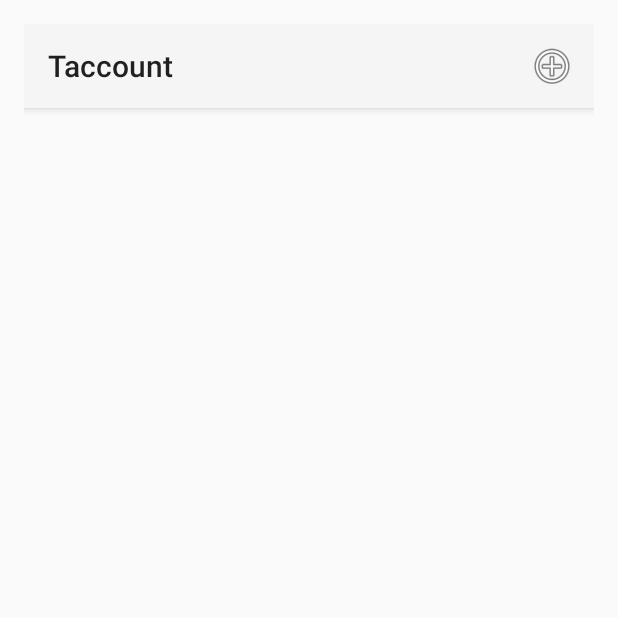
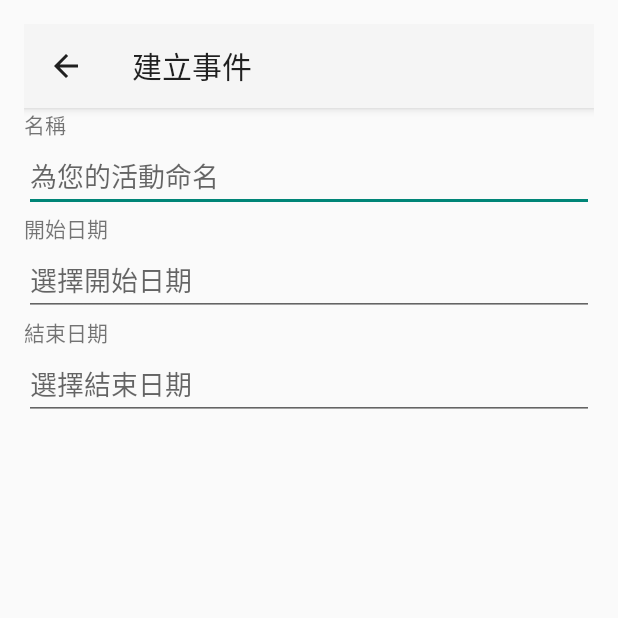
Before and after one commit to tryslu/Taccount, an Android app: the screen it shows after launch (MainActivity before the commit, NewEventActivity after it), after a tap on "新增事件", on a phone screen of 412 x 824 dp, the top half of it. Run offline under Robolectric (Android 15) with nearby library versions, the phone set to English and light mode, and no system bars.

Commit message:
Add NewEventActivity and its layout. Add DatePicker function for user input.

```diff
--- a/app/src/main/AndroidManifest.xml
+++ b/app/src/main/AndroidManifest.xml
@@ -8,13 +8,21 @@
         android:label="@string/app_name"
         android:supportsRtl="true"
         android:theme="@style/Theme.AppCompat.Light.NoActionBar">
-        <activity android:name=".MainActivity">
+        <activity android:name=".MainActivity"
+                 android:launchMode="singleTop">
             <intent-filter>
                 <action android:name="android.intent.action.MAIN" />
 
                 <category android:name="android.intent.category.LAUNCHER" />
             </intent-filter>
         </activity>
+        <activity android:name=".NewEventActivity"
+                 android:label="@string/string_createEvent"
+                 android:parentActivityName=".MainActivity">
+            <meta-data
+                 android:name="android.support.PARENT_ACTIVITY"
+                 android:value=".MainActivity"></meta-data>
+        </activity>
     </application>
 
 </manifest>
--- a/app/src/main/java/tw/louislu/taccount/MainActivity.java
+++ b/app/src/main/java/tw/louislu/taccount/MainActivity.java
@@ -1,8 +1,10 @@
 package tw.louislu.taccount;
 
+import android.content.Intent;
 import android.support.v7.app.AppCompatActivity;
 import android.os.Bundle;
 import android.support.v7.widget.Toolbar;
+import android.util.Log;
 import android.view.Menu;
 import android.view.MenuInflater;
 import android.view.MenuItem;
@@ -13,9 +15,14 @@ public class MainActivity extends AppCompatActivity {
     protected void onCreate(Bundle savedInstanceState) {
         super.onCreate(savedInstanceState);
         setContentView(R.layout.activity_main);
-        Toolbar mainToolbar = (Toolbar) findViewById(R.id.mainToolbar);
+        initToolBar();
+        Log.d("TAG", "onCreate: main activity");
+
+    }
+
+    private void initToolBar(){
+        Toolbar mainToolbar = (Toolbar) findViewById(R.id.main_toolbar);
         setSupportActionBar(mainToolbar);
-
     }
 
     @Override
@@ -24,6 +31,8 @@ public class MainActivity extends AppCompatActivity {
         switch (item.getItemId()){
             case R.id.action_new:
                 // New Event
+                Intent intent = new Intent(this, NewEventActivity.class);
+                startActivity(intent);
                 return true;
             default:
                 return super.onOptionsItemSelected(item);
--- /dev/null
+++ b/app/src/main/java/tw/louislu/taccount/NewEventActivity.java
@@ -0,0 +1,100 @@
+package tw.louislu.taccount;
+
+import android.app.DatePickerDialog;
+import android.support.v7.app.ActionBar;
+import android.support.v7.app.AppCompatActivity;
+import android.os.Bundle;
+import android.support.v7.widget.Toolbar;
+import android.util.Log;
+import android.view.View;
+import android.widget.DatePicker;
+import android.widget.EditText;
+
+import java.text.SimpleDateFormat;
+import java.util.Calendar;
+import java.util.Date;
+import java.util.Locale;
+
+public class NewEventActivity extends AppCompatActivity {
+    private final static String TAG = "Debug_Message";
+    private EditText _eventNameEditText;
+    private EditText _eventStartDateEditText;
+    private EditText _eventEndDateEditText;
+    private java.util.Calendar _calender = java.util.Calendar.getInstance();
+    private Date _startDate;
+    private Date _endDate;
+
+    @Override
+    protected void onCreate(Bundle savedInstanceState) {
+        super.onCreate(savedInstanceState);
+        setContentView(R.layout.activity_new_event);
+        initToolBar();
+        initFindViewById();
+    }
+
+    private void initToolBar(){
+        Toolbar toolBar = (Toolbar) findViewById(R.id.newEvent_Toolbar);
+        setSupportActionBar(toolBar);
+        ActionBar actionBar = getSupportActionBar();
+        actionBar.setDisplayHomeAsUpEnabled(true);
+    }
+
+    private void initFindViewById(){
+        _eventNameEditText = (EditText) findViewById(R.id.newEvent_eventNameEditText);
+        _eventStartDateEditText = (EditText) findViewById(R.id.newEvent_startDateEditText);
+        _eventEndDateEditText = (EditText) findViewById(R.id.newEvent_endDateEditText);
+    }
+
+    private DatePickerDialog.OnDateSetListener startDatePicker = new DatePickerDialog.OnDateSetListener(){
+        @Override
+        public void onDateSet(DatePicker datePicker, int year, int monthOfYear, int dayOfMonth) {
+            Date _date = getSelectedDate(year, monthOfYear, dayOfMonth);
+            _startDate = _date;
+            _eventStartDateEditText.setText(getFormatDate(_date));
+        }
+    };
+
+    private DatePickerDialog.OnDateSetListener endDatePicker = new DatePickerDialog.OnDateSetListener(){
+        @Override
+        public void onDateSet(DatePicker datePicker, int year, int monthOfYear, int dayOfMonth) {
+            Date _date = getSelectedDate(year, monthOfYear, dayOfMonth);
+            _endDate = _date;
+            _eventEndDateEditText.setText(getFormatDate(_date));
+        }
+    };
+
+    private String getFormatDate(Date date){
+        String _format = getString(R.string.string_format_date);
+        SimpleDateFormat _simpleDateFormat = new SimpleDateFormat(_format, Locale.TAIWAN);
+        return _simpleDateFormat.format(date);
+    }
+
+    private Date getSelectedDate(int year, int monthOfYear, int dayOfMonth){
+        _calender.set(Calendar.YEAR, year);
+        _calender.set(Calendar.MONTH, monthOfYear);
+        _calender.set(Calendar.DAY_OF_MONTH, dayOfMonth);
+        return _calender.getTime();
+    }
+
+    private void showDatePickerDialog(DatePickerDialog.OnDateSetListener datePicker){
+        DatePickerDialog _dialog = new DatePickerDialog(NewEventActivity.this,
+                datePicker,
+                _calender.get(java.util.Calendar.YEAR),
+                _calender.get(java.util.Calendar.MONTH),
+                _calender.get(java.util.Calendar.DAY_OF_MONTH));
+        _dialog.show();
+    }
+
+    public void onClick(View view){
+        switch (view.getId()){
+            case R.id.newEvent_startDateEditText:
+                showDatePickerDialog(startDatePicker);
+                return;
+            case R.id.newEvent_endDateEditText:
+                showDatePickerDialog(endDatePicker);
+                return;
+            default:
+        }
+    }
+
+}
--- a/app/src/main/res/layout/activity_main.xml
+++ b/app/src/main/res/layout/activity_main.xml
@@ -11,7 +11,7 @@
     tools:context="tw.louislu.taccount.MainActivity">
 
     <android.support.v7.widget.Toolbar
-        android:id="@+id/mainToolbar"
+        android:id="@+id/main_toolbar"
         android:layout_width="match_parent"
         android:layout_height="?attr/actionBarSize"
         android:background="?attr/colorPrimary"
@@ -19,17 +19,10 @@
         android:theme="@style/ThemeOverlay.AppCompat.ActionBar"
         popupTheme="@style/ThemeOverlay.AppCompat.Light"/>
 
-    <LinearLayout
-        android:orientation="vertical"
+    <ListView
         android:layout_width="match_parent"
         android:layout_height="match_parent"
-        android:layout_alignParentTop="true"
-        android:layout_alignParentLeft="true"
-        android:layout_alignParentStart="true">
-
-        <ListView
-            android:layout_width="match_parent"
-            android:layout_height="match_parent" />
-    </LinearLayout>
+        android:layout_marginTop="?attr/actionBarSize"
+        android:id="@+id/main_eventListView" />
 
 </RelativeLayout>
--- /dev/null
+++ b/app/src/main/res/layout/activity_new_event.xml
@@ -0,0 +1,101 @@
+<?xml version="1.0" encoding="utf-8"?>
+<RelativeLayout xmlns:android="http://schemas.android.com/apk/res/android"
+    xmlns:tools="http://schemas.android.com/tools"
+    android:id="@+id/activity_new_event"
+    android:layout_width="match_parent"
+    android:layout_height="match_parent"
+    android:paddingBottom="@dimen/activity_vertical_margin"
+    android:paddingLeft="@dimen/activity_horizontal_margin"
+    android:paddingRight="@dimen/activity_horizontal_margin"
+    android:paddingTop="@dimen/activity_vertical_margin"
+    tools:context="tw.louislu.taccount.NewEventActivity">
+
+    <LinearLayout
+        android:orientation="vertical"
+        android:layout_width="match_parent"
+        android:layout_height="wrap_content"
+        android:layout_marginTop="?attr/actionBarSize"
+        android:id="@+id/newEvent_eventNameLinearLayout">
+
+        <TextView
+            android:text="@string/string_eventName"
+            android:layout_width="match_parent"
+            android:layout_height="wrap_content"
+            android:layout_below="@+id/newEvent_Toolbar"
+            android:layout_alignParentLeft="true"
+            android:layout_alignParentStart="true"
+            android:id="@+id/newEvent_eventNameTextView"
+            tools:textSize="24sp" />
+
+        <EditText
+            android:layout_width="match_parent"
+            android:layout_height="wrap_content"
+            android:inputType="textPersonName"
+            android:ems="10"
+            android:id="@+id/newEvent_eventNameEditText"
+            android:hint="@string/string_hint_eventName" />
+    </LinearLayout>
+
+    <android.support.v7.widget.Toolbar
+        android:id="@+id/newEvent_Toolbar"
+        android:layout_width="match_parent"
+        android:layout_height="?attr/actionBarSize"
+        android:background="?attr/colorPrimary"
+        android:elevation="4dp"
+        android:theme="@style/ThemeOverlay.AppCompat.ActionBar"
+        popupTheme="@style/ThemeOverlay.AppCompat.Light"/>
+
+    <LinearLayout
+        android:orientation="vertical"
+        android:layout_width="match_parent"
+        android:layout_height="wrap_content"
+        android:layout_below="@id/newEvent_eventNameLinearLayout"
+        android:layout_alignParentLeft="true"
+        android:layout_alignParentStart="true"
+        android:id="@+id/newEvent_startDateLinearLayout">
+
+        <TextView
+            android:text="@string/string_startDate"
+            android:layout_width="match_parent"
+            android:layout_height="wrap_content"
+            android:id="@+id/newEvent_startDateTextView"
+            tools:textSize="24sp" />
+
+        <EditText
+            android:layout_width="match_parent"
+            android:layout_height="wrap_content"
+            android:inputType="date"
+            android:ems="10"
+            android:id="@+id/newEvent_startDateEditText"
+            android:hint="@string/string_hint_chooseStartDate"
+            android:onClick="onClick"
+            android:focusable="false" />
+
+    </LinearLayout>
+
+    <LinearLayout
+        android:orientation="vertical"
+        android:layout_width="match_parent"
+        android:layout_height="wrap_content"
+        android:id="@+id/newEvent_endDateLinearLayout"
+        android:layout_below="@id/newEvent_startDateLinearLayout">
+
+        <TextView
+            android:text="@string/string_endDate"
+            android:layout_width="match_parent"
+            android:layout_height="wrap_content"
+            android:id="@+id/newEvent_endDateTextView"
+            tools:textSize="24sp" />
+
+        <EditText
+            android:layout_width="match_parent"
+            android:layout_height="wrap_content"
+            android:inputType="date"
+            android:ems="10"
+            android:id="@+id/newEvent_endDateEditText"
+            android:hint="@string/string_hint_chooseEndDate"
+            android:onClick="onClick"
+            android:focusable="false" />
+    </LinearLayout>
+
+</RelativeLayout>
--- a/app/src/main/res/menu/actionbar.xml
+++ b/app/src/main/res/menu/actionbar.xml
@@ -3,8 +3,8 @@
     xmlns:android="http://schemas.android.com/apk/res/android">
 
     <item
-        android:title="@string/new_event"
+        android:title="@string/string_newEvent"
         android:id="@+id/action_new"
         app:showAsAction="always"
-        android:icon="@android:drawable/ic_menu_add" />
+        android:icon="@android:drawable/ic_input_add" />
 </menu>
--- a/app/src/main/res/values/dimens.xml
+++ b/app/src/main/res/values/dimens.xml
@@ -2,4 +2,5 @@
     <!-- Default screen margins, per the Android Design guidelines. -->
     <dimen name="activity_horizontal_margin">16dp</dimen>
     <dimen name="activity_vertical_margin">16dp</dimen>
+    <dimen name="datePicker_height">96dp</dimen>
 </resources>
--- a/app/src/main/res/values/strings.xml
+++ b/app/src/main/res/values/strings.xml
@@ -1,4 +1,12 @@
 <resources>
     <string name="app_name">Taccount</string>
-    <string name="new_event">新增事件</string>
+    <string name="string_newEvent">新增事件</string>
+    <string name="string_createEvent">建立事件</string>
+    <string name="string_eventName">名稱</string>
+    <string name="string_hint_eventName">為您的活動命名</string>
+    <string name="string_startDate">開始日期</string>
+    <string name="string_endDate">結束日期</string>
+    <string name="string_hint_chooseStartDate">選擇開始日期</string>
+    <string name="string_hint_chooseEndDate">選擇結束日期</string>
+    <string name="string_format_date">yyyy/MM/dd</string>
 </resources>
```
